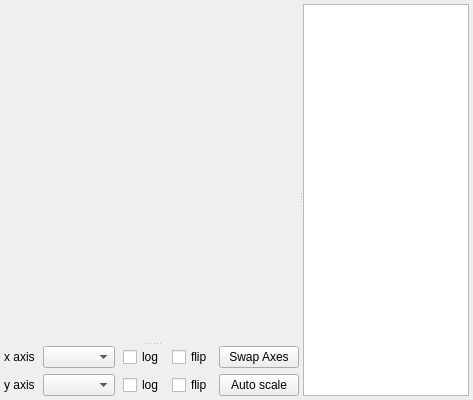
First picture: the form in glue/qt/ui/scatterwidget.ui, repository glue-viz/glue, before the edit.
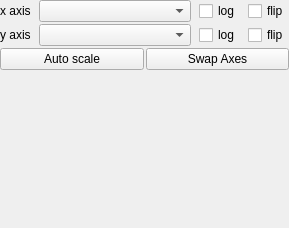
Second picture: the form after the edit. Custom widgets are drawn as their Qt base class.

Commit message: side-panel plot dashboards

What changed in the file:
```diff
--- a/glue/qt/ui/scatterwidget.ui
+++ b/glue/qt/ui/scatterwidget.ui
@@ -6,8 +6,8 @@
    <rect>
     <x>0</x>
     <y>0</y>
-    <width>473</width>
-    <height>400</height>
+    <width>289</width>
+    <height>228</height>
    </rect>
   </property>
   <property name="baseSize">
@@ -25,48 +25,32 @@
   <property name="styleSheet">
    <string notr="true"/>
   </property>
-  <layout class="QHBoxLayout" name="horizontalLayout_2">
-   <property name="margin">
-    <number>4</number>
-   </property>
-   <item>
-    <widget class="QSplitter" name="splitter_2">
-     <property name="orientation">
-      <enum>Qt::Horizontal</enum>
-     </property>
-     <widget class="QSplitter" name="splitter">
-      <property name="orientation">
-       <enum>Qt::Vertical</enum>
-      </property>
-      <widget class="MplWidget" name="mplWidget" native="true">
-       <property name="sizePolicy">
-        <sizepolicy hsizetype="Preferred" vsizetype="Preferred">
-         <horstretch>1</horstretch>
-         <verstretch>10</verstretch>
-        </sizepolicy>
-       </property>
-       <property name="minimumSize">
-        <size>
-         <width>0</width>
-         <height>200</height>
-        </size>
-       </property>
-       <property name="baseSize">
-        <size>
-         <width>100</width>
-         <height>500</height>
-        </size>
-       </property>
-       <property name="toolTip">
-        <string/>
-       </property>
-      </widget>
-      <widget class="QWidget" name="layoutWidget">
        <layout class="QHBoxLayout" name="horizontalLayout">
+   <property name="margin">
+    <number>0</number>
+   </property>
         <item>
          <layout class="QVBoxLayout" name="verticalLayout_2">
           <item>
-           <layout class="QHBoxLayout" name="xAxisLayout">
+      <widget class="QWidget" name="option_dashboard" native="true">
+       <layout class="QVBoxLayout" name="verticalLayout">
+        <property name="spacing">
+         <number>2</number>
+        </property>
+        <property name="leftMargin">
+         <number>0</number>
+        </property>
+        <property name="topMargin">
+         <number>0</number>
+        </property>
+        <property name="rightMargin">
+         <number>0</number>
+        </property>
+        <property name="bottomMargin">
+         <number>10</number>
+        </property>
+        <item>
+         <layout class="QHBoxLayout" name="xAxisLayout" stretch="0,4,0,0">
             <property name="spacing">
              <number>8</number>
             </property>
@@ -79,9 +63,18 @@
             </item>
             <item>
              <widget class="QComboBox" name="xAxisComboBox">
+            <property name="sizePolicy">
+             <sizepolicy hsizetype="Expanding" vsizetype="Fixed">
+              <horstretch>0</horstretch>
+              <verstretch>0</verstretch>
+             </sizepolicy>
+            </property>
               <property name="toolTip">
                <string>Set which attribute is plotted on the x axis</string>
               </property>
+            <property name="sizeAdjustPolicy">
+             <enum>QComboBox::AdjustToMinimumContentsLength</enum>
+            </property>
              </widget>
             </item>
             <item>
@@ -107,7 +100,7 @@
            </layout>
           </item>
           <item>
-           <layout class="QHBoxLayout" name="yAxisLayout">
+         <layout class="QHBoxLayout" name="yAxisLayout" stretch="0,4,0,0">
             <property name="spacing">
              <number>8</number>
             </property>
@@ -120,9 +113,18 @@
             </item>
             <item>
              <widget class="QComboBox" name="yAxisComboBox">
+            <property name="sizePolicy">
+             <sizepolicy hsizetype="Expanding" vsizetype="Fixed">
+              <horstretch>0</horstretch>
+              <verstretch>0</verstretch>
+             </sizepolicy>
+            </property>
               <property name="toolTip">
                <string>Set which attribute is plotted on the y axis</string>
               </property>
+            <property name="sizeAdjustPolicy">
+             <enum>QComboBox::AdjustToMinimumContentsLength</enum>
+            </property>
              </widget>
             </item>
             <item>
@@ -147,20 +149,8 @@
             </item>
            </layout>
           </item>
-         </layout>
-        </item>
         <item>
-         <layout class="QVBoxLayout" name="verticalLayout">
-          <item>
-           <widget class="QPushButton" name="swapAxes">
-            <property name="toolTip">
-             <string>Swap what's plotted on the x and y axes</string>
-            </property>
-            <property name="text">
-             <string>Swap Axes</string>
-            </property>
-           </widget>
-          </item>
+         <layout class="QHBoxLayout" name="horizontalLayout_3">
           <item>
            <widget class="QPushButton" name="snapLimits">
             <property name="toolTip">
@@ -171,51 +161,38 @@
             </property>
            </widget>
           </item>
+          <item>
+           <widget class="QPushButton" name="swapAxes">
+            <property name="toolTip">
+             <string>Swap what's plotted on the x and y axes</string>
+            </property>
+            <property name="text">
+             <string>Swap Axes</string>
+            </property>
+           </widget>
+          </item>
          </layout>
         </item>
         <item>
-         <spacer name="horizontalSpacer">
+         <spacer name="verticalSpacer">
           <property name="orientation">
-           <enum>Qt::Horizontal</enum>
+           <enum>Qt::Vertical</enum>
           </property>
           <property name="sizeHint" stdset="0">
            <size>
-            <width>40</width>
-            <height>20</height>
+            <width>1</width>
+            <height>1</height>
            </size>
           </property>
          </spacer>
         </item>
        </layout>
       </widget>
-     </widget>
-     <widget class="LayerArtistView" name="artist_view">
-     </widget>
-    </widget>
-   </item>
-  </layout>
+     </item>
+    </layout>
+   </item>
+  </layout>
  </widget>
- <customwidgets>
-  <customwidget>
-   <class>MplWidget</class>
-   <extends>QWidget</extends>
-   <header>..widgets.mpl_widget</header>
-   <container>1</container>
-  </customwidget>
-  <customwidget>
-   <class>LayerArtistView</class>
-   <extends>QListView</extends>
-   <header>..layer_artist_model</header>
-  </customwidget>
- </customwidgets>
- <tabstops>
-  <tabstop>xAxisComboBox</tabstop>
-  <tabstop>xLogCheckBox</tabstop>
-  <tabstop>xFlipCheckBox</tabstop>
-  <tabstop>yAxisComboBox</tabstop>
-  <tabstop>yLogCheckBox</tabstop>
-  <tabstop>yFlipCheckBox</tabstop>
- </tabstops>
  <resources/>
  <connections/>
 </ui>
```
Lines whose indentation alone changed are shown as unchanged. The commit also changes 9 other files.
